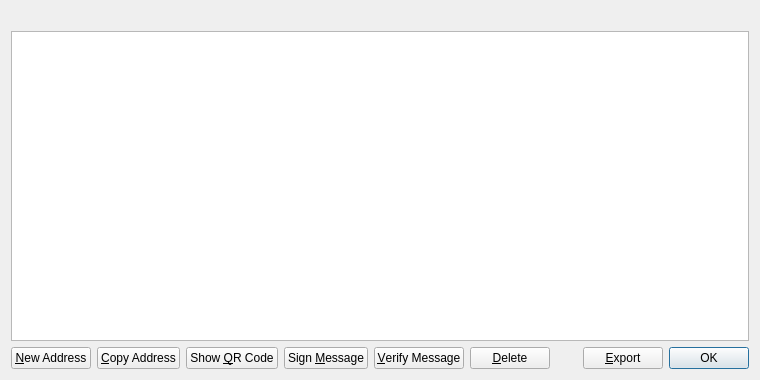
Before: the Qt Designer form src/qt/forms/addressbookpage.ui in nkpatro/catcoin, drawn with Qt 5.
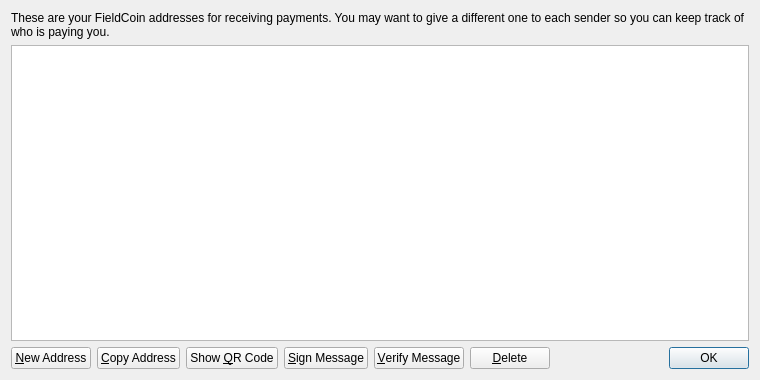
After: the same form once the commit is applied. Icons and pictures are not drawn.

What changed in the file:
```diff
--- a/src/qt/forms/addressbookpage.ui
+++ b/src/qt/forms/addressbookpage.ui
@@ -16,6 +16,9 @@
   <layout class="QVBoxLayout" name="verticalLayout">
    <item>
     <widget class="QLabel" name="labelExplanation">
+     <property name="text">
+      <string>These are your FieldCoin addresses for receiving payments. You may want to give a different one to each sender so you can keep track of who is paying you.</string>
+     </property>
      <property name="textFormat">
       <enum>Qt::PlainText</enum>
      </property>
@@ -99,7 +102,7 @@
         <string>Sign a message to prove you own a Fieldcoin address</string>
        </property>
        <property name="text">
-        <string>Sign &amp;Message</string>
+        <string>&amp;Sign Message</string>
        </property>
        <property name="icon">
         <iconset resource="../fieldcoin.qrc">
@@ -148,20 +151,6 @@
        </property>
       </spacer>
      </item>
-     <item>
-      <widget class="QPushButton" name="exportButton">
-       <property name="toolTip">
-        <string>Export the data in the current tab to a file</string>
-       </property>
-       <property name="text">
-        <string>&amp;Export</string>
-       </property>
-       <property name="icon">
-        <iconset resource="../fieldcoin.qrc">
-         <normaloff>:/icons/export</normaloff>:/icons/export</iconset>
-       </property>
-      </widget>
-     </item>
      <item>
       <widget class="QDialogButtonBox" name="buttonBox">
        <property name="sizePolicy">
```
Left out of the diff: 8 changed lines with no effect on the pictures.
